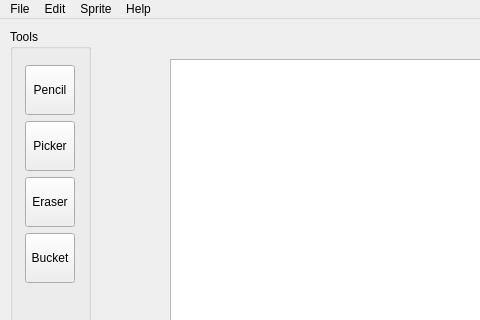
The window that mainwindow.ui (jeffohh/Sprite-Editor) describes before a commit, drawn with Qt 5; both pictures show x 0 to 480 and y 0 to 320 of the 1043 by 742 pixel window.
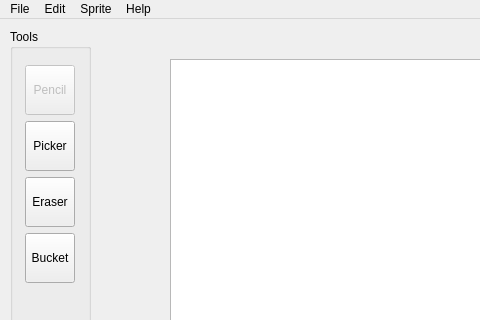
The same window after the commit. Custom widgets are drawn as their Qt base class.

Patch:
```diff
--- a/mainwindow.ui
+++ b/mainwindow.ui
@@ -53,6 +53,9 @@
       </property>
       <item row="0" column="0">
        <widget class="QToolButton" name="btnPencil">
+        <property name="enabled">
+         <bool>false</bool>
+        </property>
         <property name="sizePolicy">
          <sizepolicy hsizetype="Fixed" vsizetype="Expanding">
           <horstretch>0</horstretch>
```
Left out of the diff: 8 changed lines with no effect on the pictures.
